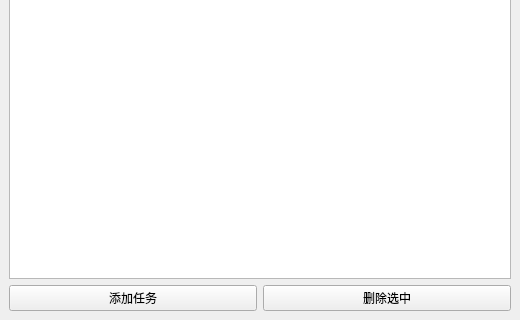
Before: the Qt Designer form ui/resources/main_window.ui in 2436238575/daily-todos, drawn with Qt 5; both pictures show x 0 to 520 and y 360 to 680 of the 520 by 680 pixel window.
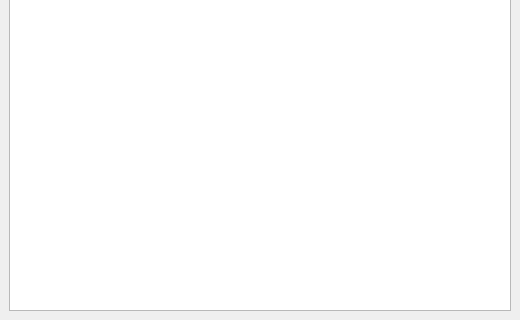
After: the same form once the commit is applied.

Commit message: feat: 右键添加、删除 fix: 修复自动刷新列表

```diff
--- a/ui/resources/main_window.ui
+++ b/ui/resources/main_window.ui
@@ -63,24 +63,6 @@
     <item>
      <widget class="QListWidget" name="taskListWidget"/>
     </item>
-    <item>
-     <layout class="QHBoxLayout" name="footerLayout">
-      <item>
-       <widget class="QPushButton" name="addTaskButton">
-        <property name="text">
-         <string>添加任务</string>
-        </property>
-       </widget>
-      </item>
-      <item>
-       <widget class="QPushButton" name="deleteTaskButton">
-        <property name="text">
-         <string>删除选中</string>
-        </property>
-       </widget>
-      </item>
-     </layout>
-    </item>
    </layout>
   </widget>
  </widget>
```
The commit also changes 4 other files.
